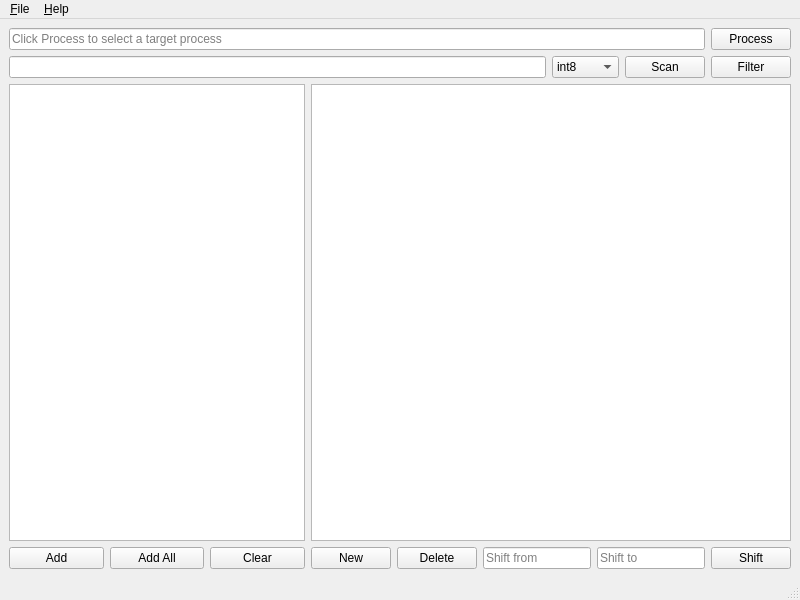
allencch/med, file ui/main-qt.ui: the form before one commit.
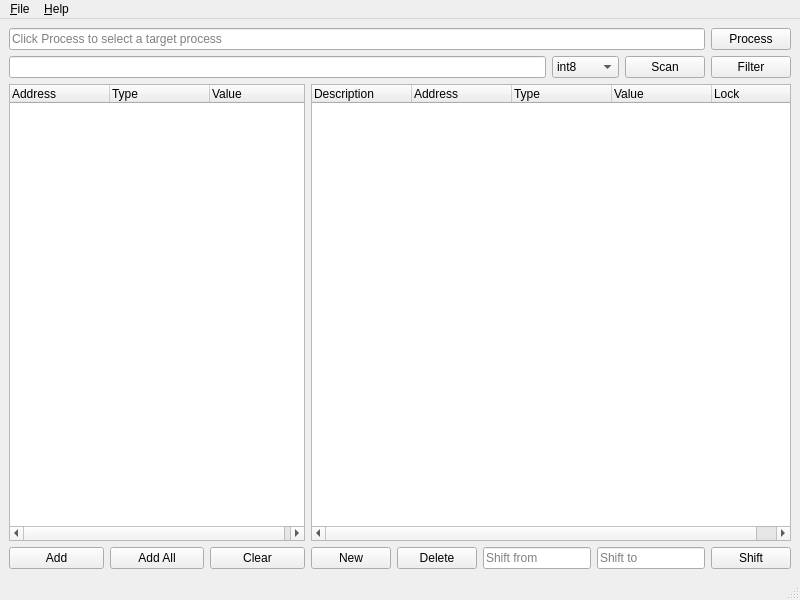
The form after the commit.

Commit message: Qt process dialog

```diff
--- a/ui/main-qt.ui
+++ b/ui/main-qt.ui
@@ -103,7 +103,23 @@
       <item>
        <layout class="QVBoxLayout" name="verticalLayout">
         <item>
-         <widget class="QTreeView" name="scanTreeView"/>
+         <widget class="QTreeWidget" name="scanTreeWidget">
+          <column>
+           <property name="text">
+            <string>Address</string>
+           </property>
+          </column>
+          <column>
+           <property name="text">
+            <string>Type</string>
+           </property>
+          </column>
+          <column>
+           <property name="text">
+            <string>Value</string>
+           </property>
+          </column>
+         </widget>
         </item>
         <item>
          <layout class="QHBoxLayout" name="horizontalLayout_4">
@@ -135,7 +151,33 @@
       <item>
        <layout class="QVBoxLayout" name="verticalLayout_3">
         <item>
-         <widget class="QTreeView" name="addressTreeView"/>
+         <widget class="QTreeWidget" name="addressTreeWidget">
+          <column>
+           <property name="text">
+            <string>Description</string>
+           </property>
+          </column>
+          <column>
+           <property name="text">
+            <string>Address</string>
+           </property>
+          </column>
+          <column>
+           <property name="text">
+            <string>Type</string>
+           </property>
+          </column>
+          <column>
+           <property name="text">
+            <string>Value</string>
+           </property>
+          </column>
+          <column>
+           <property name="text">
+            <string>Lock</string>
+           </property>
+          </column>
+         </widget>
         </item>
         <item>
          <layout class="QHBoxLayout" name="horizontalLayout_5">
```
Left out of the diff: 2 changed lines with no effect on the pictures. The commit also changes 3 other files.
